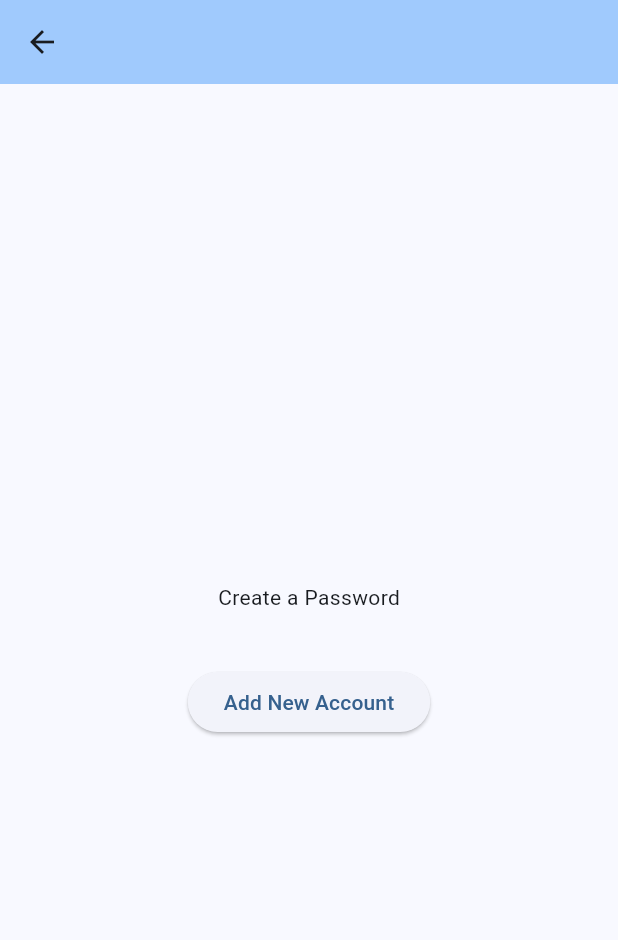
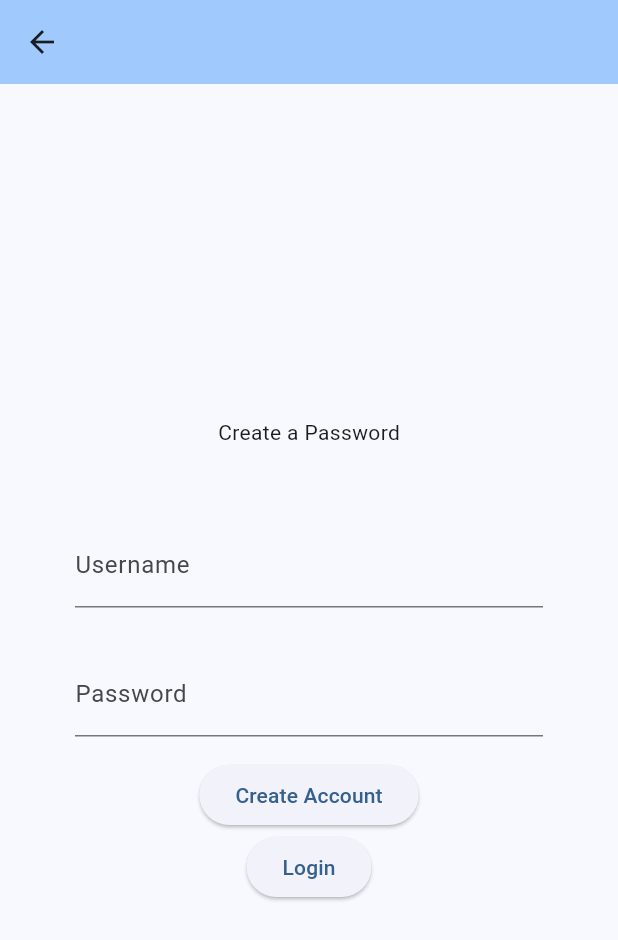
Before and after one commit to SP26GroupAGJ/SP26RedBudgetApp, a Flutter app: the CreateAcctPage screen opened by its route, on a phone screen of 412 x 824 dp. Shown: the top 940 px of the screen. Run offline on Flutter 3.47's test engine with Material 3 defaults, Android fonts, the phone set to English and light mode, and no system bars; missing offline and left inert: mssql_connection.

Commit message:
added database connection

```diff
--- a/budget_app/lib/create_acct_page.dart
+++ b/budget_app/lib/create_acct_page.dart
@@ -1,8 +1,26 @@
 import 'package:flutter/material.dart';
+import 'package:budget_app/database_helper.dart';
 
-class CreateAcctPage extends StatelessWidget {
+class CreateAcctPage extends StatefulWidget {
+  @override
+  State<CreateAcctPage> createState() => _CreateAcctPage();
+}
+
+class _CreateAcctPage extends State<CreateAcctPage> {
+  String username = "";
+  String password = "";
+  final userController = TextEditingController();
+  final passController = TextEditingController();
+
+  @override
+  void dispose() {
+    userController.dispose();
+    passController.dispose();
+    super.dispose();
+  }
   @override
   Widget build(BuildContext context) {
+    DatabaseHelper myDBHelper = DatabaseHelper();
     return Scaffold(
       appBar: AppBar(
         backgroundColor: Theme.of(context).colorScheme.inversePrimary,
@@ -18,11 +36,41 @@ class CreateAcctPage extends StatelessWidget {
               '',
               style: Theme.of(context).textTheme.headlineMedium,
             ),
+            //Text field for users to enter their username
+            Padding(
+              padding: const EdgeInsets.symmetric(horizontal: 50, vertical: 15),
+              child: TextFormField(
+                decoration: const InputDecoration(
+                    border: UnderlineInputBorder(), labelText: 'Username'),
+                controller: userController,
+              ),
+            ),
+            //Text field for users to enter their password
+            Padding(
+              padding: const EdgeInsets.symmetric(horizontal: 50, vertical: 15),
+              child: TextFormField(
+                decoration: const InputDecoration(
+                    border: UnderlineInputBorder(), labelText: 'Password'),
+                controller: passController,
+              ),
+            ),
             ElevatedButton(
+                onPressed: () async {
+                  if(userController.text !="" && passController.text != ""){
+                    myDBHelper.connectDatabase();
+                    username = userController.text;
+                    password = passController.text;
+                    String query = 'INSERT INTO Users Values($username, $password)';
+                    String result = await myDBHelper.databaseConnection.writeData(query);
+                    print(result);
+                  }
+                },
+                child: Text("Create Account")),
+                ElevatedButton(
                 onPressed: () {
-                  Navigator.pop(context);
+                  Navigator.pushNamed(context, '/logout');
                 },
-                child: Text("Add New Account"))
+                child: Text("Login")),
           ],
         ),
       ),
--- /dev/null
+++ b/budget_app/lib/database_helper.dart
@@ -0,0 +1,17 @@
+import 'package:mssql_connection/mssql_connection.dart';
+
+class DatabaseHelper {
+  MssqlConnection databaseConnection = MssqlConnection.getInstance();
+  bool isConnected = false;
+  void connectDatabase () async{
+        isConnected = await databaseConnection.connect(
+        ip: '127.0.0.1',
+        port: '4096',
+        databaseName: 'SP26_Red_Budget_app',
+        username: 'jAGsp26',
+        password: 'WrhredBA',
+        timeoutInSeconds: 15,
+      );
+      print(isConnected);
+  }
+}
--- a/budget_app/lib/login_page.dart
+++ b/budget_app/lib/login_page.dart
@@ -35,14 +35,7 @@ class _LoginPage extends State<LoginPage> {
               '',
               style: Theme.of(context).textTheme.headlineMedium,
             ),
-            ElevatedButton(
-                onPressed: () {
-                  if (userController.text == username &&
-                      passController.text == password) {
-                    Navigator.pushReplacementNamed(context, '/login');
-                  } else {}
-                },
-                child: Text("To Home Screen")),
+            //Text field for users to enter their username
             Padding(
               padding: const EdgeInsets.symmetric(horizontal: 50, vertical: 15),
               child: TextFormField(
@@ -51,6 +44,7 @@ class _LoginPage extends State<LoginPage> {
                 controller: userController,
               ),
             ),
+            //Text field for users to enter their password
             Padding(
               padding: const EdgeInsets.symmetric(horizontal: 50, vertical: 15),
               child: TextFormField(
@@ -59,11 +53,21 @@ class _LoginPage extends State<LoginPage> {
                 controller: passController,
               ),
             ),
+
+            ElevatedButton(
+                onPressed: () {
+                  if (userController.text == username &&
+                      passController.text == password) {
+                    Navigator.pushReplacementNamed(context, '/login');
+                  } else {}
+                },
+                child: Text("Login")),
+
             ElevatedButton(
                 onPressed: () {
                   Navigator.pushNamed(context, '/create_accnt');
                 },
-                child: Text("To Create Account")),
+                child: Text("Create Account")),
           ],
         ),
       ),
--- a/budget_app/lib/main.dart
+++ b/budget_app/lib/main.dart
@@ -7,16 +7,20 @@ import 'package:budget_app/spending_page.dart';
 import 'package:budget_app/transactions_page.dart';
 import 'package:flutter/material.dart';
 import 'package:provider/provider.dart';
+import 'package:budget_app/database_helper.dart';
 
 void main() {
+  DatabaseHelper myDBHelper = DatabaseHelper();
+  myDBHelper.connectDatabase();
+  WidgetsFlutterBinding.ensureInitialized();
   runApp(const MyApp());
 }
 
 class MyApp extends StatelessWidget {
   const MyApp({super.key});
+  @override
+  Widget build (BuildContext context) {
 
-  @override
-  Widget build(BuildContext context) {
     return ChangeNotifierProvider(
       create: (context) => MyAppState(),
       child: MaterialApp(
```
